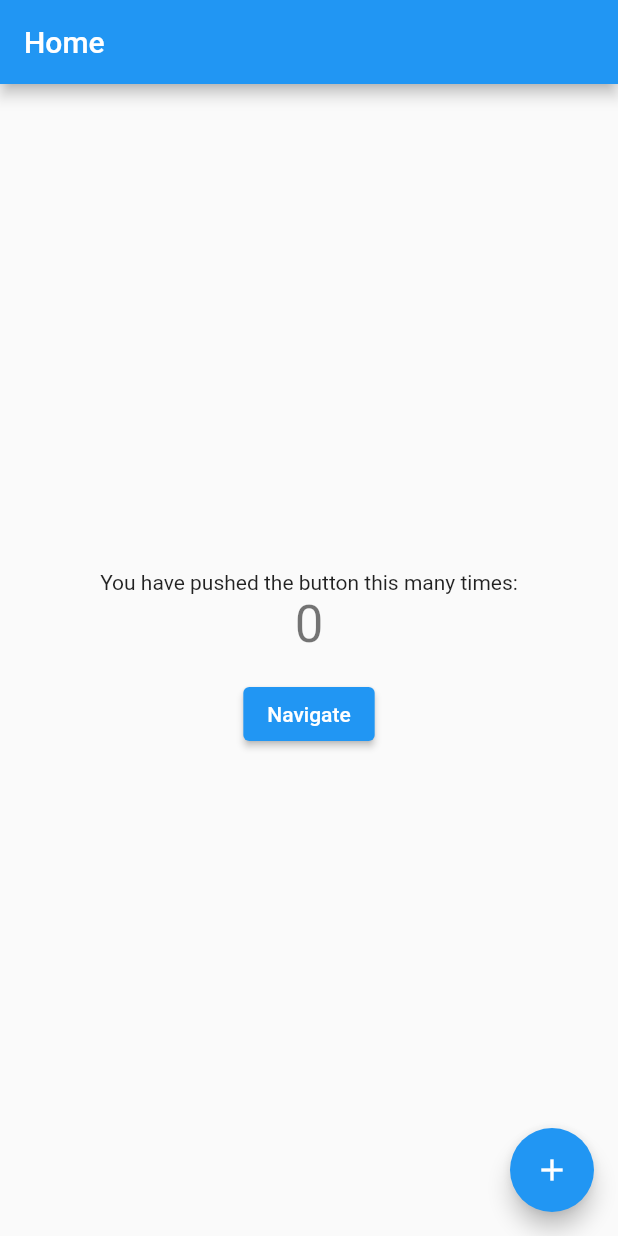
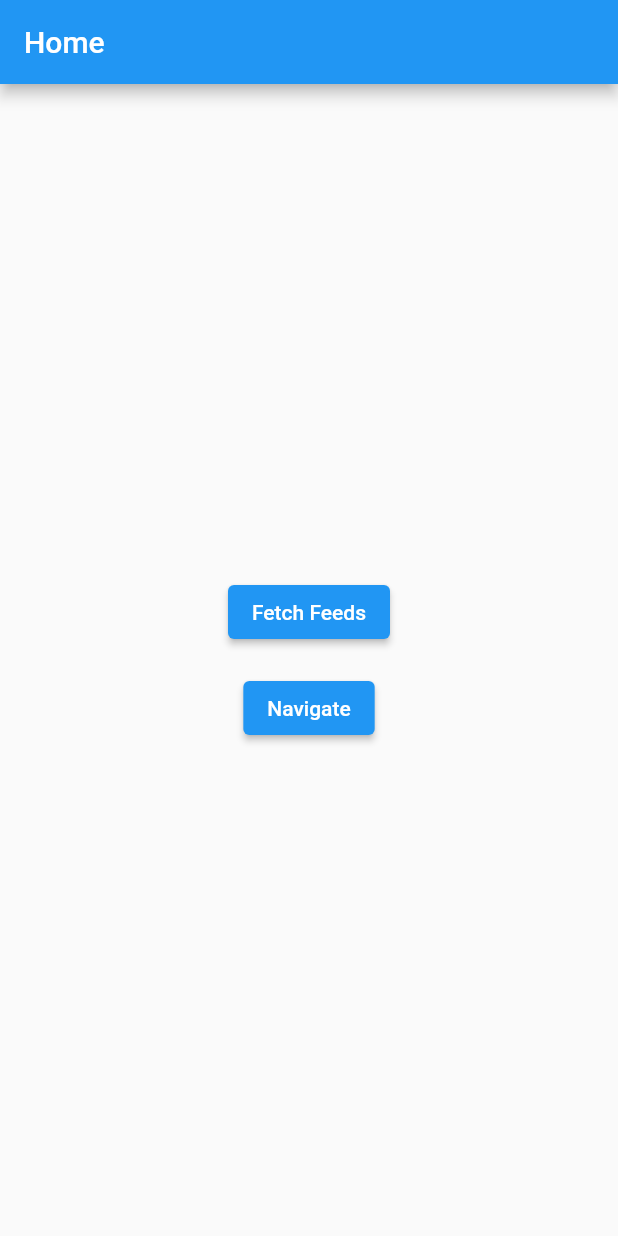
Before and after one commit to garylyq1212/flutter_rss, a Flutter app: the screen it shows after launch, on a phone screen of 412 x 824 dp. Run offline on Flutter 3.47's test engine with Material 2 defaults, Android fonts, the phone set to English and light mode, and no system bars; our stand-ins replace auto_route, bloc, connectivity_plus, dio, flutter_bloc, get_it and 1 more.

Commit message:
Setup bloc, repository, api & Implemented basic get feeds api logic

```diff
--- a/lib/coordinator/my_coordinator_impl.dart
+++ b/lib/coordinator/my_coordinator_impl.dart
@@ -4,8 +4,8 @@ import 'package:flutter_rss/coordinator/coordinator.dart';
 import 'package:flutter_rss/router/router.gr.dart';
 import 'package:injectable/injectable.dart';
 
-@LazySingleton(as: Coordinator)
-class MyCoordinatorImpl extends Coordinator {
+@Singleton(as: Coordinator)
+class MyCoordinatorImpl implements Coordinator {
   @override
   void navigateToHomeScreen(BuildContext context) {
     context.router.push(const HomeRoute());
--- a/lib/main.dart
+++ b/lib/main.dart
@@ -1,16 +1,17 @@
+import 'package:bloc/bloc.dart';
 import 'package:flutter/material.dart';
+import 'package:flutter_rss/common/bloc_utils.dart';
 import 'package:flutter_rss/injection/injection.dart';
 import 'package:flutter_rss/router/router.dart';
 
 void main() {
   configureDependencies();
-  runApp(MyApp());
+  Bloc.observer = getIt<MyBlocObserver>();
+  runApp(const MyApp());
 }
 
 class MyApp extends StatelessWidget {
-  MyApp({super.key});
-
-  final _appRouter = AppRouter();
+  const MyApp({super.key});
 
   @override
   Widget build(BuildContext context) {
@@ -19,7 +20,7 @@ class MyApp extends StatelessWidget {
       theme: ThemeData(
         primarySwatch: Colors.blue,
       ),
-      routerConfig: _appRouter.config(),
+      routerConfig: getIt<AppRouter>().config(),
     );
   }
 }
--- /dev/null
+++ b/lib/presentation/bloc/feed/feed_bloc.dart
@@ -0,0 +1,20 @@
+import 'package:bloc/bloc.dart';
+import 'package:flutter_rss/repository/feed_repository.dart';
+import 'package:injectable/injectable.dart';
+import 'package:meta/meta.dart';
+
+part 'feed_event.dart';
+part 'feed_state.dart';
+
+@Injectable()
+class FeedBloc extends Bloc<FeedEvent, FeedState> {
+  final FeedRepository _feedRepository;
+
+  FeedBloc(this._feedRepository) : super(FeedInitial()) {
+    on<GetFeeds>((event, emit) {
+      emit(LoadingFeeds());
+      _feedRepository.fetchFeeds();
+      emit(SuccessLoadFeeds());
+    });
+  }
+}
--- /dev/null
+++ b/lib/presentation/bloc/feed/feed_event.dart
@@ -0,0 +1,6 @@
+part of 'feed_bloc.dart';
+
+@immutable
+abstract class FeedEvent {}
+
+class GetFeeds extends FeedEvent {}
--- /dev/null
+++ b/lib/presentation/bloc/feed/feed_state.dart
@@ -0,0 +1,10 @@
+part of 'feed_bloc.dart';
+
+@immutable
+abstract class FeedState {}
+
+class FeedInitial extends FeedState {}
+
+class LoadingFeeds extends FeedState {}
+
+class SuccessLoadFeeds extends FeedState {}
--- /dev/null
+++ b/lib/presentation/screens/home_screen.dart
@@ -0,0 +1,74 @@
+import 'package:auto_route/auto_route.dart';
+import 'package:flutter/material.dart';
+import 'package:flutter_rss/coordinator/coordinator.dart';
+import 'package:flutter_rss/injection/injection.dart';
+import 'package:flutter_bloc/flutter_bloc.dart';
+import 'package:flutter_rss/presentation/bloc/feed/feed_bloc.dart';
+import 'package:flutter_rss/repository/feed_repository.dart';
+
+@RoutePage()
+class HomeScreen extends StatefulWidget implements AutoRouteWrapper {
+  const HomeScreen({super.key});
+
+  @override
+  State<HomeScreen> createState() => _HomeScreenState();
+
+  @override
+  Widget wrappedRoute(BuildContext context) {
+    return MultiBlocProvider(
+      providers: [
+        BlocProvider<FeedBloc>(
+          create: (_) => getIt<FeedBloc>(),
+        ),
+      ],
+      child: this,
+    );
+  }
+}
+
+class _HomeScreenState extends State<HomeScreen> {
+  late FeedBloc _feedBloc;
+
+  @override
+  void initState() {
+    super.initState();
+    _feedBloc = BlocProvider.of<FeedBloc>(context);
+  }
+
+  @override
+  Widget build(BuildContext context) {
+    return Scaffold(
+      appBar: AppBar(
+        title: const Text('Home'),
+      ),
+      body: Center(
+        child: BlocBuilder<FeedBloc, FeedState>(
+          builder: (context, state) {
+            if (state is LoadingFeeds) {
+              return const Text('Loading');
+            }
+
+            return Column(
+              mainAxisAlignment: MainAxisAlignment.center,
+              children: <Widget>[
+                ElevatedButton(
+                  onPressed: () {
+                    _feedBloc.add(GetFeeds());
+                  },
+                  child: const Text('Fetch Feeds'),
+                ),
+                const SizedBox(height: 16),
+                ElevatedButton(
+                  onPressed: () {
+                    getIt<Coordinator>().navigateToLoginScreen(context);
+                  },
+                  child: const Text('Navigate'),
+                ),
+              ],
+            );
+          },
+        ),
+      ),
+    );
+  }
+}
--- /dev/null
+++ b/lib/repository/feed_repository.dart
@@ -0,0 +1,3 @@
+abstract class FeedRepository {
+  void fetchFeeds();
+}
--- a/lib/router/router.dart
+++ b/lib/router/router.dart
@@ -1,6 +1,8 @@
 import 'package:auto_route/auto_route.dart';
 import 'package:flutter_rss/router/router.gr.dart';
+import 'package:injectable/injectable.dart';
 
+@Singleton()
 @AutoRouterConfig()
 class AppRouter extends $AppRouter {
   @override
--- a/lib/screens/home_screen.dart
+++ /dev/null
@@ -1,57 +0,0 @@
-import 'package:auto_route/annotations.dart';
-import 'package:flutter/material.dart';
-import 'package:flutter_rss/coordinator/coordinator.dart';
-import 'package:flutter_rss/injection/injection.dart';
-
-@RoutePage()
-class HomeScreen extends StatefulWidget {
-  const HomeScreen({super.key});
-
-  @override
-  State<HomeScreen> createState() => _HomeScreenState();
-}
-
-class _HomeScreenState extends State<HomeScreen> {
-  int _counter = 0;
-
-  void _incrementCounter() {
-    setState(() {
-      _counter++;
-    });
-  }
-
-  @override
-  Widget build(BuildContext context) {
-    return Scaffold(
-      appBar: AppBar(
-        title: const Text('Home'),
-      ),
-      body: Center(
-        child: Column(
-          mainAxisAlignment: MainAxisAlignment.center,
-          children: <Widget>[
-            const Text(
-              'You have pushed the button this many times:',
-            ),
-            Text(
-              '$_counter',
-              style: Theme.of(context).textTheme.headlineMedium,
-            ),
-            const SizedBox(height: 16),
-            ElevatedButton(
-              onPressed: () {
-                getIt<Coordinator>().navigateToLoginScreen(context);
-              },
-              child: const Text('Navigate'),
-            ),
-          ],
-        ),
-      ),
-      floatingActionButton: FloatingActionButton(
-        onPressed: _incrementCounter,
-        tooltip: 'Increment',
-        child: const Icon(Icons.add),
-      ),
-    );
-  }
-}
```
Also changed, not shown: lib/api/feed_api.dart (added, +25 -0 lines), lib/common/bloc_utils.dart (added, +29 -0 lines), lib/repository/feed_repository_impl.dart (added, +15 -0 lines), lib/service/network_service.dart (added, +19 -0 lines), pubspec.yaml (+61 -52 lines), lib/api/network_client.dart (added), lib/injection/injection.config.dart, lib/presentation/screens/login_screen.dart (renamed from lib/screens/login_screen.dart), lib/router/router.gr.dart, pubspec.lock, 10 other files.
